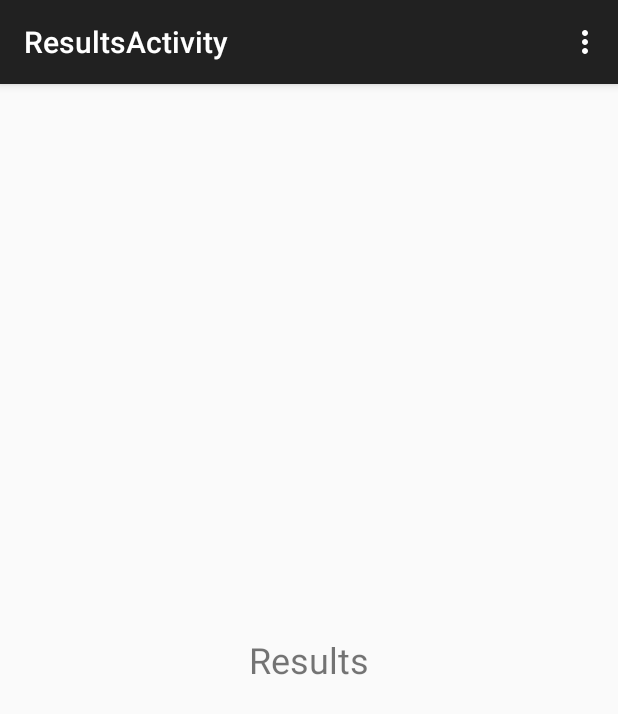
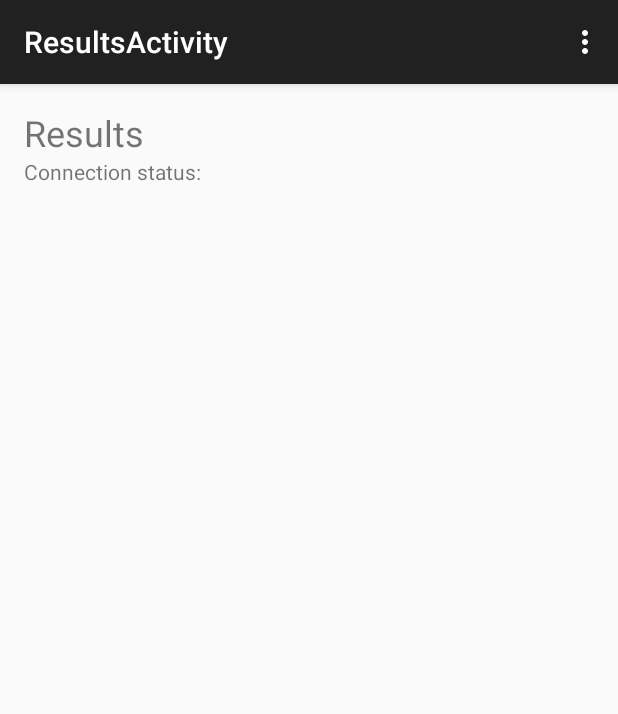
Before and after one commit to samueru735/IPD_2016-IPD16_GroupSpirometer, an Android app: the ResultsActivity screen opened directly, with no data from a screen before it, on a phone screen of 412 x 824 dp. Shown: the top 714 px of the screen. Run offline under Robolectric (Android 15) with nearby library versions, the light colour scheme and no system bars.

Commit message:
Added textview result to view data

```diff
--- a/app/src/main/res/layout/activity_results.xml
+++ b/app/src/main/res/layout/activity_results.xml
@@ -1,10 +1,11 @@
-<RelativeLayout xmlns:android="http://schemas.android.com/apk/res/android"
+<LinearLayout xmlns:android="http://schemas.android.com/apk/res/android"
     xmlns:tools="http://schemas.android.com/tools" android:layout_width="match_parent"
     android:layout_height="match_parent" android:paddingLeft="@dimen/activity_horizontal_margin"
     android:paddingRight="@dimen/activity_horizontal_margin"
     android:paddingTop="@dimen/activity_vertical_margin"
     android:paddingBottom="@dimen/activity_vertical_margin"
-    tools:context="com.group4.ipd16.spirometer.ResultsActivity">
+    tools:context="com.group4.ipd16.spirometer.ResultsActivity"
+    android:orientation="vertical">
 
 
     <TextView
@@ -15,4 +16,20 @@
         android:textSize="24sp"
         android:layout_centerVertical="true"
         android:layout_centerHorizontal="true" />
-</RelativeLayout>
+    <TextView
+        android:layout_width="wrap_content"
+        android:layout_height="wrap_content"
+        android:id="@+id/tvConnStatus"
+        android:text="@string/tvConnStatus"
+        />
+    <TextView
+        android:layout_width="wrap_content"
+        android:layout_height="wrap_content"
+        android:id="@+id/tvResult"
+        />
+    <TextView
+        android:layout_width="wrap_content"
+        android:layout_height="wrap_content"
+        android:id="@+id/tvSentData"
+        />
+</LinearLayout>
```
